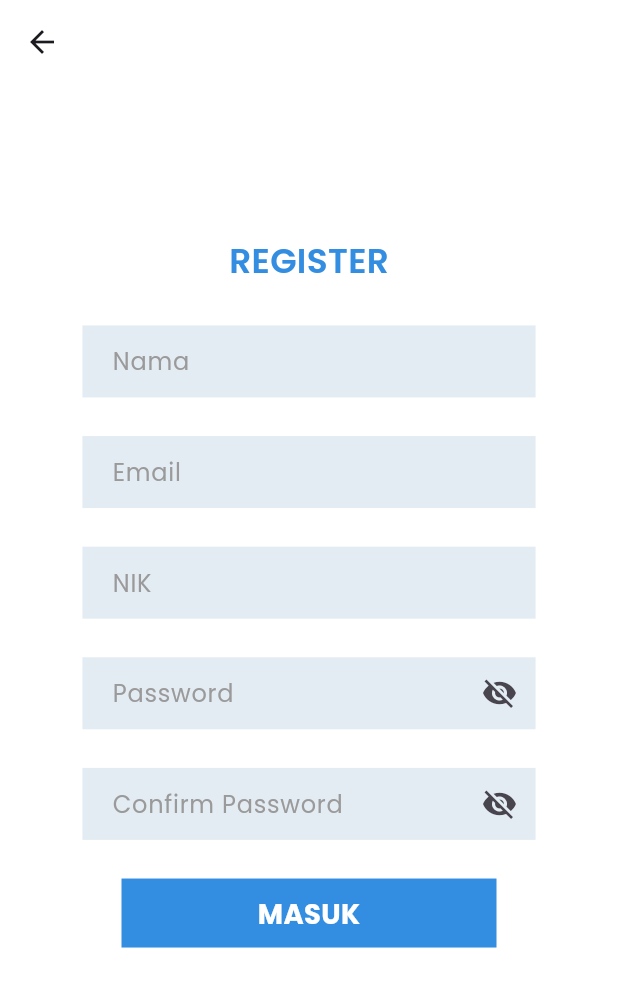
After one commit to dapealfy/patra_app, a Flutter app: the RegisterScreen screen opened by its route, after a tap on "MASUK", on a phone screen of 412 x 824 dp. The commit adds this screen. Shown: the top 987 px of the screen. Run offline on Flutter 3.47's test engine with Material 3 defaults, Android fonts, the phone set to English and light mode, and no system bars; our stand-ins replace flutter_screenutil, flutter_secure_storage, get_it, go_router; accounts and stored records are empty; generated files the repository leaves out were written again.

Commit message:
login and register page ready -calling api

```diff
--- a/lib/common/colors.dart
+++ b/lib/common/colors.dart
@@ -2,3 +2,4 @@ import 'package:flutter/material.dart';
 
 const primaryBlue = Color(0xff338DE0);
 const secondary = Color(0xff9B9A9A);
+const backgroundBlue = Color(0xffE4ECF3);
--- a/lib/common/widgets/button.dart
+++ b/lib/common/widgets/button.dart
@@ -10,10 +10,15 @@ class PrimaryButton extends StatelessWidget {
 
   @override
   Widget build(BuildContext context) {
-    return Container(
+    return DecoratedBox(
       decoration: const BoxDecoration(
         color: primaryBlue,
       ),
+      child: Material(
+        color: Colors.transparent,
+        child: InkWell(
+          onTap: onPressed,
+          child: Padding(
             padding: const EdgeInsets.symmetric(vertical: 10, horizontal: 16),
             child: Center(
               child: Text(
@@ -22,6 +27,9 @@ class PrimaryButton extends StatelessWidget {
                     .copyWith(color: Colors.white, fontWeight: FontWeight.bold),
               ),
             ),
+          ),
+        ),
+      ),
     );
   }
 }
--- /dev/null
+++ b/lib/common/widgets/textfield.dart
@@ -0,0 +1,48 @@
+import 'package:app/common/colors.dart';
+import 'package:app/common/text_styles.dart';
+import 'package:flutter/material.dart';
+
+class AppTextField extends StatelessWidget {
+  final TextEditingController controller;
+  final bool obscureText;
+  final bool? isSuffixIconVisible;
+  final VoidCallback? onTapSuffix;
+  final String hintText;
+  const AppTextField({
+    super.key,
+    required this.controller,
+    required this.hintText,
+    this.obscureText = false,
+    this.isSuffixIconVisible,
+    this.onTapSuffix,
+  });
+
+  @override
+  Widget build(BuildContext context) {
+    return Container(
+      color: backgroundBlue,
+      child: TextField(
+        controller: controller,
+        obscureText: obscureText,
+        decoration: InputDecoration(
+          hintText: hintText,
+          contentPadding:
+              const EdgeInsets.symmetric(horizontal: 20, vertical: 12),
+          border: InputBorder.none,
+          hintStyle: AppTextStyles.caption1.copyWith(
+            color: secondary,
+          ),
+          suffixIcon: isSuffixIconVisible == true
+              ? InkWell(
+                  onTap: onTapSuffix,
+                  child: obscureText == true
+                      ? const Icon(Icons.visibility_off)
+                      : const Icon(Icons.visibility),
+                )
+              : null,
+        ),
+        style: AppTextStyles.caption1,
+      ),
+    );
+  }
+}
--- /dev/null
+++ b/lib/core/di/service_locator.dart
@@ -0,0 +1,13 @@
+import 'package:flutter/widgets.dart';
+import 'package:get_it/get_it.dart';
+
+// Central Service Locator
+// This is the container where all dependencies is actually stored
+// Usages are as simple as:
+// `serviceLocator<MyDependency>()` or `serviceLocator.get<MyDependency>()`
+
+extension ServiceLocatorExt on GetIt {
+  T create<T extends Object>(BuildContext context) => get<T>();
+}
+
+final GetIt serviceLocator = GetIt.instance;
--- a/lib/core/router/routes_config.dart
+++ b/lib/core/router/routes_config.dart
@@ -1,24 +1,32 @@
 import 'package:app/core/router/routes_name.dart';
+import 'package:app/feature/auth/login/login_screen.dart';
+import 'package:app/feature/auth/register/register_screen.dart';
 import 'package:app/feature/onboarding/first_screen.dart';
 import 'package:app/feature/onboarding/landing_screen.dart';
 import 'package:app/main.dart';
 import 'package:go_router/go_router.dart';
 
-final routesConfig = GoRouter(
-  navigatorKey: navigatorKey,
-  initialLocation: '/',
-  routes: [
+final routesConfig =
+    GoRouter(navigatorKey: navigatorKey, initialLocation: '/', routes: [
   GoRoute(
-      path: RoutesName.splash,
+    path: '/',
+    name: RoutesName.splash,
     builder: (context, state) => const FirstScreen(),
   ),
   GoRoute(
-      path: RoutesName.landing,
+      path: '/landing',
+      name: RoutesName.landing,
       builder: (context, state) => const LandingScreen(),
+      routes: [
+        GoRoute(
+          path: 'login',
+          name: RoutesName.login,
+          builder: (context, state) => const LoginScreen(),
         ),
         GoRoute(
-      path: RoutesName.login,
-      builder: (context, state) => const FirstScreen(),
+          path: 'register',
+          name: RoutesName.register,
+          builder: (context, state) => const RegisterScreen(),
         ),
-  ]
-);
+      ]),
+]);
--- /dev/null
+++ b/lib/feature/auth/register/register_screen.dart
@@ -0,0 +1,128 @@
+import 'package:app/common/colors.dart';
+import 'package:app/common/text_styles.dart';
+import 'package:app/common/widgets/button.dart';
+import 'package:app/common/widgets/textfield.dart';
+import 'package:app/feature/auth/login/login_viewmodel.dart';
+import 'package:app/feature/auth/register/register_viewmodel.dart';
+import 'package:flutter/foundation.dart';
+import 'package:flutter/material.dart';
+import 'package:flutter_screenutil/flutter_screenutil.dart';
+import 'package:provider/provider.dart';
+
+class RegisterScreen extends StatefulWidget {
+  const RegisterScreen({super.key});
+
+  @override
+  State<RegisterScreen> createState() => _RegisterScreenState();
+}
+
+class _RegisterScreenState extends State<RegisterScreen> {
+  @override
+  Widget build(BuildContext context) {
+    return Scaffold(
+      backgroundColor: Colors.white,
+      appBar: AppBar(
+        backgroundColor: Colors.transparent,
+        elevation: 0,
+      ),
+      body: Container(
+        margin: EdgeInsets.symmetric(horizontal: 48.r),
+        child: ChangeNotifierProvider(
+          create: (_) => RegisterViewModel(),
+          child: Column(
+            mainAxisAlignment: MainAxisAlignment.center,
+            children: [
+              Text(
+                'REGISTER',
+                style: AppTextStyles.headline.copyWith(
+                  color: primaryBlue,
+                ),
+              ),
+              SizedBox(
+                height: 20.h,
+              ),
+              Selector<RegisterViewModel, TextEditingController>(
+                selector: (_, vm) => vm.emailController,
+                builder: (_, emailController, __) {
+                  return AppTextField(
+                    controller: emailController,
+                    hintText: 'Nama',
+                  );
+                },
+              ),
+              SizedBox(
+                height: 20.h,
+              ),
+              Selector<RegisterViewModel, TextEditingController>(
+                selector: (_, vm) => vm.emailController,
+                builder: (_, emailController, __) {
+                  return AppTextField(
+                    controller: emailController,
+                    hintText: 'Email',
+                  );
+                },
+              ),
+              SizedBox(
+                height: 20.h,
+              ),
+              Selector<RegisterViewModel, TextEditingController>(
+                selector: (_, vm) => vm.emailController,
+                builder: (_, emailController, __) {
+                  return AppTextField(
+                    controller: emailController,
+                    hintText: 'NIK',
+                  );
+                },
+              ),
+              SizedBox(
+                height: 20.h,
+              ),
+              Consumer<RegisterViewModel>(
+                builder: (_, vm, __) {
+                  return AppTextField(
+                    controller: vm.passwordController,
+                    hintText: 'Password',
+                    obscureText: vm.obscureText,
+                    isSuffixIconVisible: true,
+                    onTapSuffix: () => vm.obscureText = !vm.obscureText,
+                  );
+                },
+              ),
+              SizedBox(
+                height: 20.h,
+              ),
+              Consumer<RegisterViewModel>(
+                builder: (_, vm, __) {
+                  return AppTextField(
+                    controller: vm.passwordController,
+                    hintText: 'Confirm Password',
+                    obscureText: vm.obscureText,
+                    isSuffixIconVisible: true,
+                    onTapSuffix: () => vm.obscureText = !vm.obscureText,
+                  );
+                },
+              ),
+              SizedBox(
+                height: 20.h,
+              ),
+              Selector<RegisterViewModel, Function>(
+                  selector: (_, vm) => vm.register,
+                  builder: (_, register, __) {
+                    return SizedBox(
+                      width: 250,
+                      child: PrimaryButton(
+                        title: 'MASUK',
+                        onPressed: () => register(),
+                      ),
+                    );
+                  }),
+              SizedBox(
+                height: 70.h,
+              ),
+            ],
+          ),
+        ),
+      ),
+    );
+  }
+}
--- /dev/null
+++ b/lib/feature/auth/register/register_viewmodel.dart
@@ -0,0 +1,42 @@
+import 'package:app/core/di/service_locator.dart';
+import 'package:app/core/router/routes_name.dart';
+import 'package:app/data/auth/model/user_model.dart';
+import 'package:app/data/auth/repository/auth_repository.dart';
+import 'package:app/feature/profile/profile_viewmodel.dart';
+import 'package:app/main.dart';
+import 'package:flutter/material.dart';
+import 'package:go_router/go_router.dart';
+import 'package:provider/provider.dart';
+
+class RegisterViewModel extends ChangeNotifier {
+  late final AuthRepository _authRepository = serviceLocator.get();
+
+  TextEditingController nameController = TextEditingController();
+  TextEditingController nikController = TextEditingController();
+  TextEditingController emailController = TextEditingController();
+  TextEditingController passwordController = TextEditingController();
+  TextEditingController confirmPasswordController = TextEditingController();
+
+  bool _obscureText = true;
+  bool get obscureText => _obscureText;
+
+  set obscureText(bool value) {
+    _obscureText = value;
+    notifyListeners();
+  }
+
+  void register() async {
+    bool isEmailValid = RegExp(
+            r"^[a-zA-Z0-9.a-zA-Z0-9.!#$%&'*+-/=?^_`{|}~]+@[a-zA-Z0-9]+\.[a-zA-Z]+")
+        .hasMatch(emailController.text);
+    if (emailController.text.isNotEmpty &&
+        isEmailValid &&
+        passwordController.text.length >= 8) {
+      // final response = await _authRepository.loginUser(
+      //     emailController.text, passwordController.text);
+      // navigatorKey.currentContext!.read<ProfileViewModel>().userModel =
+      //     UserModel.fromResponse(response.data!);
+      navigatorKey.currentContext!.pushNamed(RoutesName.home);
+    }
+  }
+}
--- a/lib/feature/onboarding/first_screen.dart
+++ b/lib/feature/onboarding/first_screen.dart
@@ -46,7 +46,7 @@ class FirstScreen extends StatelessWidget {
               width: 250,
               child: PrimaryButton(
                 title: 'MULAI',
-                onPressed: () => context.pushNamed(RoutesName.landing),
+                onPressed: () => context.goNamed(RoutesName.landing),
               ),
             ),
             const Spacer(),
--- a/lib/feature/onboarding/landing_screen.dart
+++ b/lib/feature/onboarding/landing_screen.dart
@@ -1,11 +1,91 @@
+import 'package:app/app/assets.dart';
+import 'package:app/common/colors.dart';
+import 'package:app/common/text_styles.dart';
+import 'package:app/common/widgets/button.dart';
+import 'package:app/core/router/routes_name.dart';
 import 'package:flutter/foundation.dart';
 import 'package:flutter/material.dart';
+import 'package:flutter_screenutil/flutter_screenutil.dart';
+import 'package:go_router/go_router.dart';
 
 class LandingScreen extends StatelessWidget {
   const LandingScreen({super.key});
 
   @override
   Widget build(BuildContext context) {
-    return const Placeholder();
+    return Scaffold(
+      backgroundColor: Colors.white,
+      body: SafeArea(
+        child: Column(
+          children: [
+            const Spacer(),
+            Container(
+              margin: EdgeInsets.symmetric(horizontal: 32.r),
+              child: SizedBox(
+                width: double.infinity,
+                child: Image.asset(
+                  AppAssets.patraLand,
+                  fit: BoxFit.fitWidth,
+                ),
+              ),
+            ),
+            SizedBox(
+              height: 48.h,
+            ),
+            SizedBox(
+              width: 250,
+              child: PrimaryButton(
+                title: 'LOGIN',
+                onPressed: () {
+                  context.pushNamed(RoutesName.login);
+                },
+              ),
+            ),
+            SizedBox(
+              height: 12.h,
+            ),
+            SizedBox(
+              width: 250,
+              child: PrimaryButton(
+                title: 'REGISTER',
+                onPressed: () {
+                  context.pushNamed(RoutesName.register);
+                },
+              ),
+            ),
+            SizedBox(
+              height: 12.h,
+            ),
+            Text(
+              'Belum punya akun?',
+              style: AppTextStyles.caption2.copyWith(
+                color: secondary,
+                fontWeight: FontWeight.w500,
+              ),
+            ),
+            const Spacer(),
+            Row(
+              mainAxisAlignment: MainAxisAlignment.center,
+              children: [
+                Text(
+                  'By',
+                  style: AppTextStyles.caption2.copyWith(color: secondary),
+                ),
+                const SizedBox(
+                  width: 8,
+                ),
+                Image.asset(
+                  AppAssets.patraJasa,
+                  height: 12.r,
+                )
+              ],
+            ),
+            SizedBox(
+              height: 20.h,
+            ),
+          ],
+        ),
+      ),
+    );
   }
 }
--- /dev/null
+++ b/lib/feature/profile/profile_viewmodel.dart
@@ -0,0 +1,12 @@
+import 'package:app/data/auth/model/user_model.dart';
+import 'package:flutter/material.dart';
+
+class ProfileViewModel extends ChangeNotifier {
+  UserModel? _userModel;
+  UserModel? get userModel => _userModel;
+
+  set userModel(UserModel? value) {
+    _userModel = value;
+    notifyListeners();
+  }
+}
--- a/pubspec.yaml
+++ b/pubspec.yaml
@@ -45,6 +45,7 @@ dependencies:
   flutter_secure_storage: ^9.2.2
   json_annotation: ^4.9.0
   flutter_screenutil: ^5.9.3
+  get_it: ^7.7.0
 
 dev_dependencies:
   flutter_test:
```
Also changed, not shown: lib/data/auth/model/user_model.dart (+6 -4 lines), lib/data/auth/network/auth_network.dart (+5 -6 lines), lib/data/auth/network/dto_post_user_register_response.dart (deleted, +0 -30 lines), lib/data/auth/network/dto_post_user_response.dart (renamed from lib/data/auth/network/dto_post_user_login_response.dart, +6 -6 lines), lib/data/auth/repository/auth_repository.dart (+3 -4 lines), lib/feature/auth/login/login_screen.dart (added, +89 -0 lines), lib/feature/auth/login/login_viewmodel.dart (added, +39 -0 lines), pubspec.lock. Lines whose indentation alone changed are shown as unchanged.
